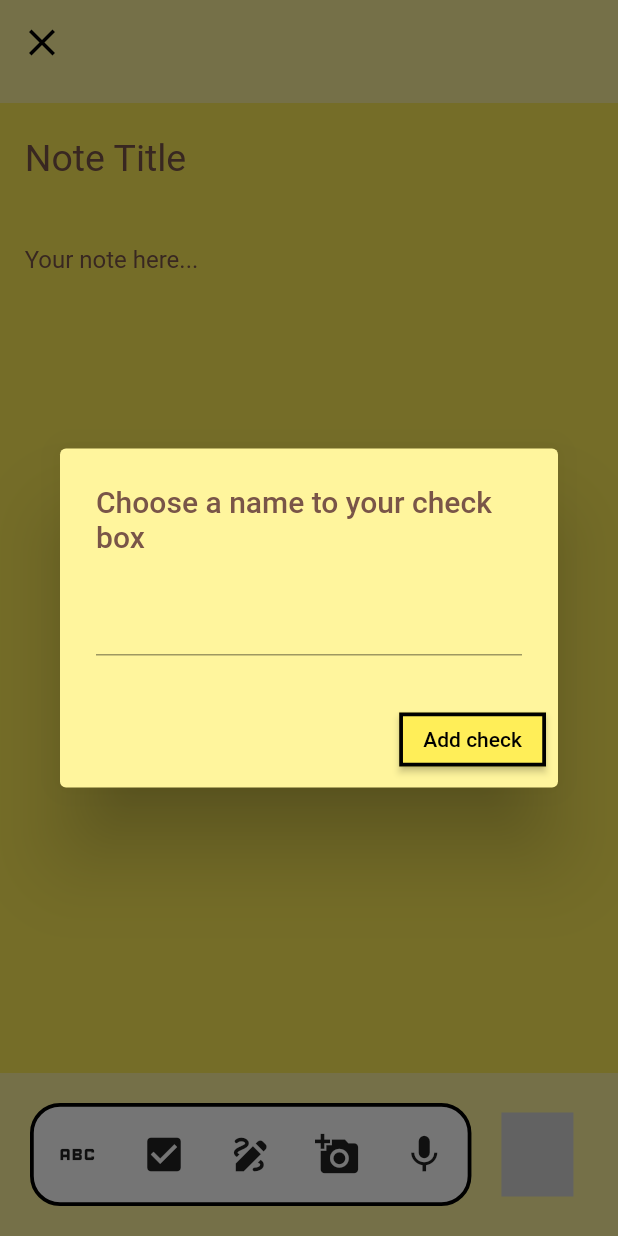
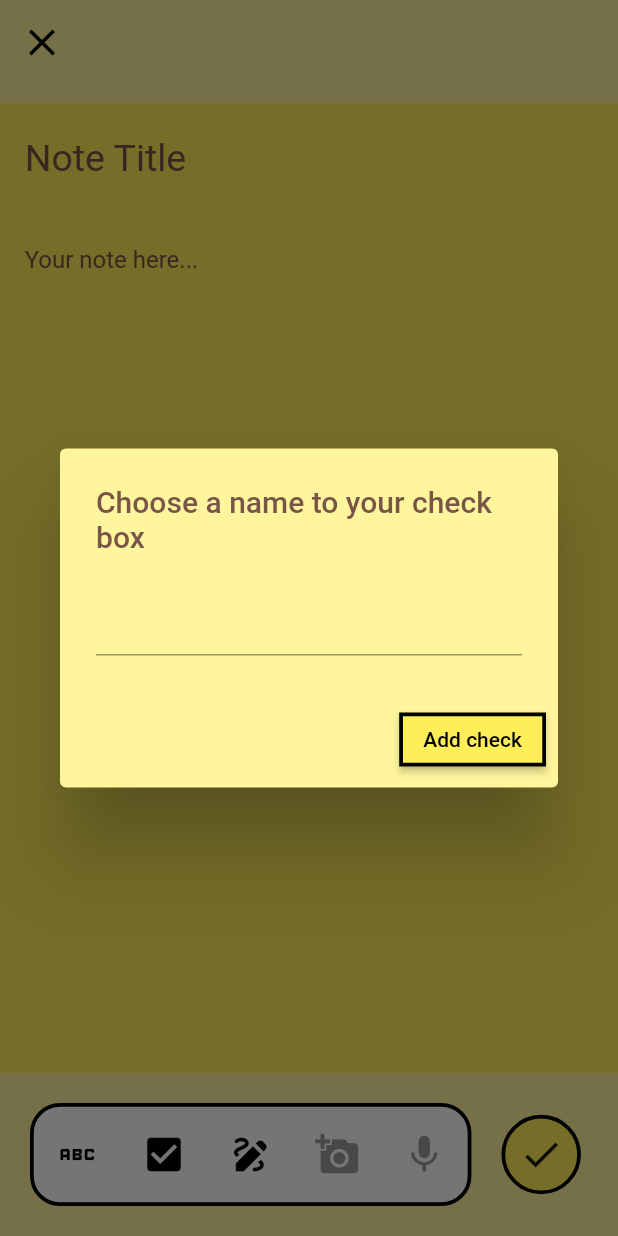
Before and after one commit to RuanEmanuell/studentnotes, a Flutter app: the AddScreen screen opened directly, item 2 of the bottom bar chosen, on a phone screen of 412 x 824 dp. Run offline on Flutter 3.47's test engine with Material 2 defaults, Android fonts, the phone set to English and light mode, and no system bars; missing offline and left inert: flutter_signature_pad; statements that could not run were skipped.

Commit message:
refactor: finishing widget separation

```diff
--- a/lib/controller/controller.dart
+++ b/lib/controller/controller.dart
@@ -60,8 +60,8 @@ class Controller extends ChangeNotifier {
     notifyListeners();
   }
 
-  void newDrawn(image) {
-    noteBody.add(image);
+  void newDrawn(drawn) {
+    noteBody.add(drawn);
     notifyListeners();
   }
 
--- a/lib/screens/add.dart
+++ b/lib/screens/add.dart
@@ -81,12 +81,14 @@ class AddScreen extends StatelessWidget {
                 children: [
                   BottomBarItem(
                       icon: Icons.abc,
+                      color: Colors.black,
                       onPressed: () {
                         FocusManager.instance.primaryFocus?.unfocus();
                         controller.newTextAction();
                       }),
                   BottomBarItem(
                       icon: Icons.check_box,
+                      color: Colors.black,
                       onPressed: () {
                         controller.checkName = "";
                         FocusManager.instance.primaryFocus?.unfocus();
@@ -99,15 +101,16 @@ class AddScreen extends StatelessWidget {
                       }),
                   BottomBarItem(
                       icon: Icons.draw,
+                      color: Colors.black,
                       onPressed: () {
                         Navigator.push(context, MaterialPageRoute(
                           builder: (context) {
-                            return MyHomePage();
+                            return PaintScreen();
                           },
                         ));
                       }),
-                  BottomBarItem(icon: Icons.add_a_photo, onPressed: () {}),
-                  BottomBarItem(icon: Icons.mic, onPressed: () {})
+                  BottomBarItem(icon: Icons.add_a_photo, color: Colors.grey, onPressed: () {}),
+                  BottomBarItem(icon: Icons.mic, color: Colors.grey, onPressed: () {})
                 ],
               )),
               BigIconButton(
--- /dev/null
+++ b/lib/widgets/general/bigbutton.dart
@@ -0,0 +1,23 @@
+import "package:flutter/material.dart";
+
+class BigIconButton extends StatelessWidget {
+  var color;
+  var icon;
+  var onPressed;
+
+  BigIconButton({required this.onPressed, required this.icon, required this.color});
+
+  @override
+  Widget build(BuildContext context) {
+    return Container(
+      decoration: BoxDecoration(
+          color: color,
+          border: Border.all(
+            color: Colors.black,
+            width: 2.5,
+          ),
+          borderRadius: BorderRadius.circular(30)),
+      child: IconButton(icon: Icon(icon, size: 30), onPressed: onPressed),
+    );
+  }
+}
--- a/lib/widgets/notescreen/bottomitem.dart
+++ b/lib/widgets/notescreen/bottomitem.dart
@@ -3,13 +3,14 @@ import "package:flutter/material.dart";
 class BottomBarItem extends StatelessWidget {
   var icon;
   var onPressed;
+  var color;
 
-  BottomBarItem({required this.icon, required this.onPressed});
+  BottomBarItem({required this.icon, required this.onPressed, required this.color});
 
   @override
   Widget build(BuildContext context) {
     return Expanded(
-      child: IconButton(icon: Icon(icon, size: 30), onPressed: onPressed),
+      child: IconButton(icon: Icon(icon, size: 30, color: color), onPressed: onPressed),
     );
   }
 }
```
Also changed, not shown: lib/controller/paintcontroller.dart (added, +37 -0 lines), lib/main.dart (+5 -3 lines), lib/screens/drawn.dart (added, +33 -0 lines), lib/screens/edit.dart (+6 -3 lines), lib/screens/paint.dart (+100 -143 lines), lib/widgets/notescreen/drawnbox.dart (added, +21 -0 lines), lib/widgets/paintscreen/itemcircle.dart (added, +40 -0 lines).
